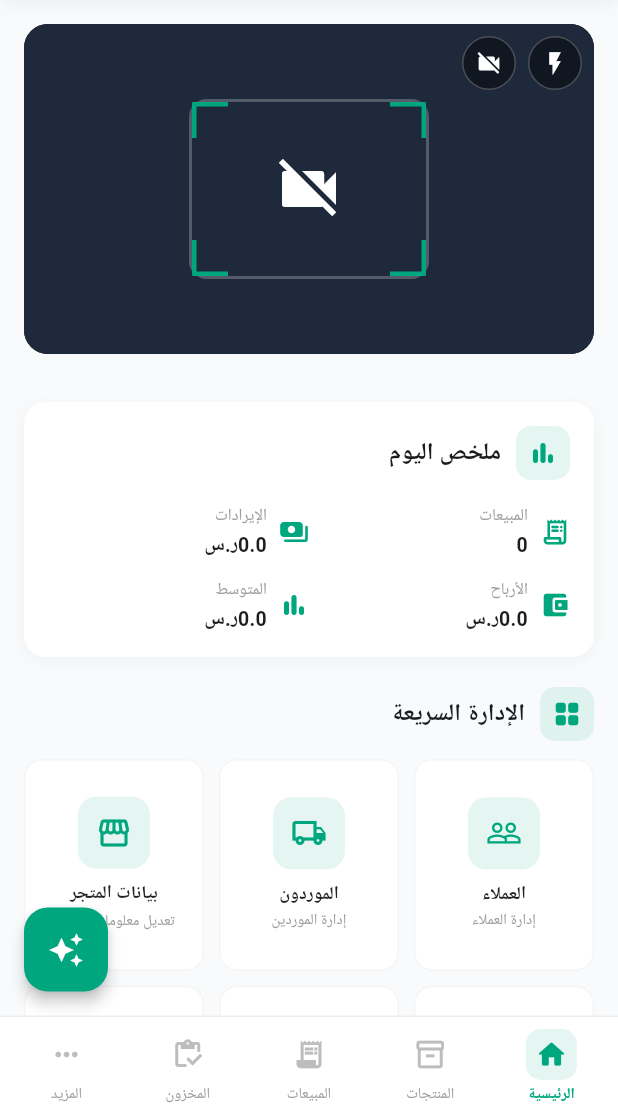
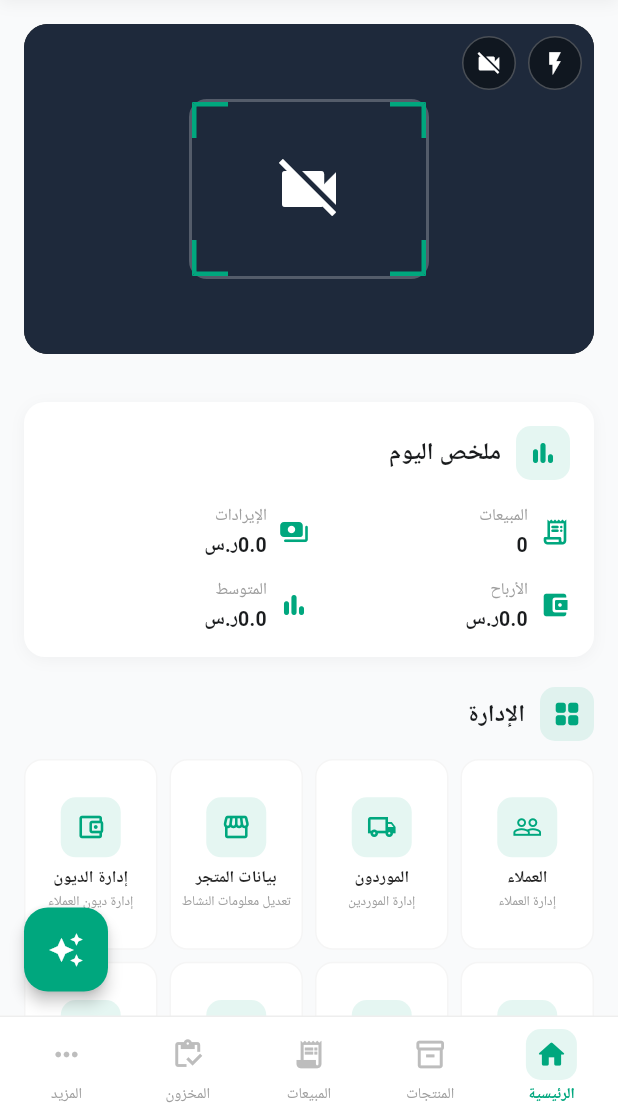
Before and after one commit to fahm99/Pos-Billing-App-Naqdi-PRO, a Flutter app: the AdminHomePage screen opened by its route, after a tap on the "flash off" icon, after a tap on the "videocam" icon, on a phone screen of 412 x 824 dp, the part 120-1236 px from its top. Run offline on Flutter 3.47's test engine with Material 3 defaults, Android fonts, the phone set to English and light mode, and no system bars; our stand-ins replace bloc, equatable, flutter_bloc, fpdart, get_it, go_router and 8 more; missing offline and left inert: mobile_scanner; accounts and stored records are empty; Roboto replaces fonts that are missing (Cairo).

Commit message:
Fix: debts filter chip text colors + admin home grid to 4 columns with compact cards

```diff
--- a/lib/features/billing/presentation/pages/admin_home_page.dart
+++ b/lib/features/billing/presentation/pages/admin_home_page.dart
@@ -698,7 +698,7 @@ class _AdminHomePageState extends State<AdminHomePage>
             ),
             const SizedBox(width: 10),
             const Text(
-              'الإدارة السريعة',
+              'الإدارة',
               style: TextStyle(
                   fontSize: 16,
                   fontWeight: FontWeight.bold,
@@ -711,10 +711,10 @@ class _AdminHomePageState extends State<AdminHomePage>
           shrinkWrap: true,
           physics: const NeverScrollableScrollPhysics(),
           gridDelegate: const SliverGridDelegateWithFixedCrossAxisCount(
-            crossAxisCount: 3,
-            crossAxisSpacing: 10,
-            mainAxisSpacing: 10,
-            childAspectRatio: 0.85,
+            crossAxisCount: 4,
+            crossAxisSpacing: 8,
+            mainAxisSpacing: 8,
+            childAspectRatio: 0.7,
           ),
           itemCount: _managementItems.length,
           itemBuilder: (context, index) =>
@@ -789,27 +789,27 @@ class _AdminHomePageState extends State<AdminHomePage>
           mainAxisAlignment: MainAxisAlignment.center,
           children: [
             Container(
-              width: 48,
-              height: 48,
+              width: 40,
+              height: 40,
               decoration: BoxDecoration(
                 color: AppTheme.primaryColor.withOpacity(0.1),
-                borderRadius: BorderRadius.circular(12),
+                borderRadius: BorderRadius.circular(10),
               ),
-              child: Icon(item.icon, color: AppTheme.primaryColor, size: 24),
+              child: Icon(item.icon, color: AppTheme.primaryColor, size: 20),
             ),
-            const SizedBox(height: 8),
+            const SizedBox(height: 6),
             Text(
               item.title,
               style: const TextStyle(
                 fontWeight: FontWeight.w600,
-                fontSize: 12,
+                fontSize: 11,
               ),
               textAlign: TextAlign.center,
             ),
-            const SizedBox(height: 2),
+            const SizedBox(height: 1),
             Text(
               item.subtitle,
-              style: TextStyle(fontSize: 10, color: Colors.grey[500]),
+              style: TextStyle(fontSize: 9, color: Colors.grey[500]),
               textAlign: TextAlign.center,
               maxLines: 1,
               overflow: TextOverflow.ellipsis,
--- a/lib/features/debts/presentation/pages/debts_page.dart
+++ b/lib/features/debts/presentation/pages/debts_page.dart
@@ -137,8 +137,10 @@ class _DebtsPageState extends State<DebtsPage> {
   Widget _buildFilterChip(String label, String value) {
     final selected = _filter == value;
     return FilterChip(
-      label: Text(label),
+      label: Text(label, style: TextStyle(color: selected ? Colors.white : Colors.black87)),
       selected: selected,
+      selectedColor: Theme.of(context).primaryColor,
+      checkmarkColor: Colors.white,
       onSelected: (_) => setState(() => _filter = value),
     );
   }
```
